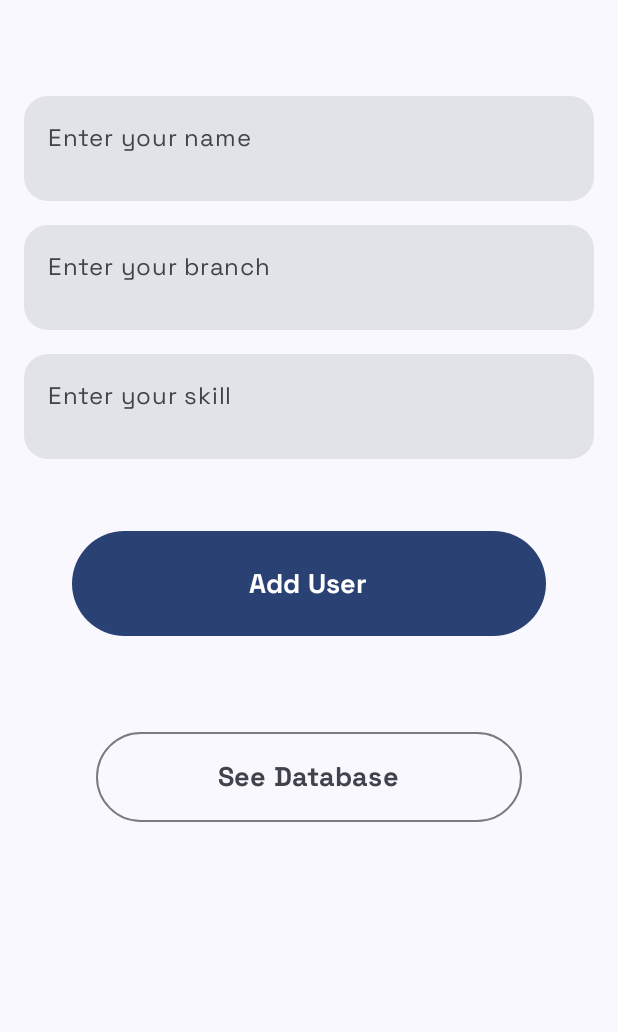
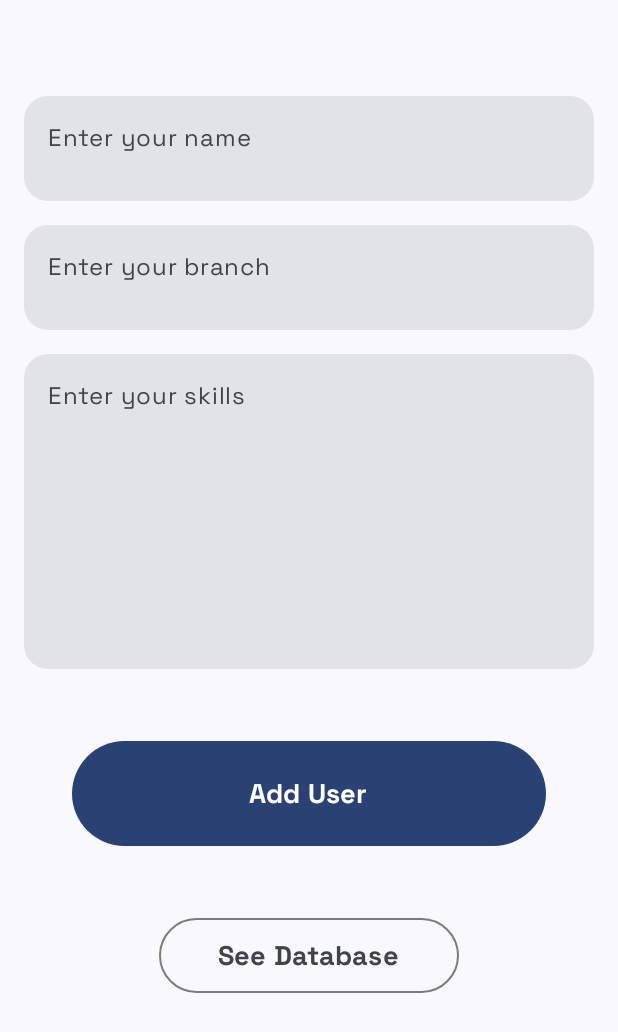
Before and after one commit to YadavYashvant/CRUD-compose-firestore, an Android app built with Jetpack Compose: the screen it shows after launch (MainActivity), on a phone screen of 412 x 824 dp. Shown: the top 1032 px of the screen. Run offline under Robolectric (Android 15) with nearby library versions, the phone set to English and light mode, and no system bars; our stand-ins replace Firebase (no records; nobody signed in at launch, a user with empty details on screens opened directly).

Commit message:
changed padding

```diff
--- a/app/src/main/java/com/example/crud_compose_firestore/MainActivity.kt
+++ b/app/src/main/java/com/example/crud_compose_firestore/MainActivity.kt
@@ -41,8 +41,10 @@ import androidx.compose.runtime.mutableStateOf
 import androidx.compose.runtime.remember
 import androidx.compose.ui.Alignment
 import androidx.compose.ui.Modifier
+import androidx.compose.ui.draw.paint
 import androidx.compose.ui.graphics.Color
 import androidx.compose.ui.platform.LocalContext
+import androidx.compose.ui.platform.LocalView
 import androidx.compose.ui.text.font.Font
 import androidx.compose.ui.text.font.FontFamily
 import androidx.compose.ui.text.font.FontWeight
@@ -50,6 +52,9 @@ import androidx.compose.ui.text.style.TextAlign
 import androidx.compose.ui.tooling.preview.Preview
 import androidx.compose.ui.unit.dp
 import androidx.compose.ui.unit.sp
+import androidx.core.view.WindowCompat
+import androidx.core.view.WindowInsetsCompat
+import androidx.core.view.WindowInsetsControllerCompat
 import androidx.navigation.NavController
 import androidx.navigation.compose.NavHost
 import androidx.navigation.compose.composable
@@ -73,8 +78,19 @@ class MainActivity : ComponentActivity() {
         super.onCreate(savedInstanceState)
         setContent {
             CRUDcomposefirestoreTheme {
-                // A surface container using the 'background' color from the theme
+
+                /*val context = LocalContext.current
+                val view = LocalView.current
+
+                // Set the status bar color to transparent
+                WindowCompat.setDecorFitsSystemWindows(window, false)
+                WindowInsetsControllerCompat(window, view.rootView).run {
+                    isAppearanceLightStatusBars = true
+                    systemBarsBehavior =
+                        WindowInsetsControllerCompat.BEHAVIOR_SHOW_TRANSIENT_BARS_BY_SWIPE
+                    hide(WindowInsetsCompat.Type.statusBars())*/
                     Surface(
+
                         modifier = Modifier.fillMaxSize(),
                         color = MaterialTheme.colorScheme.background
                     ) {
@@ -82,12 +98,14 @@ class MainActivity : ComponentActivity() {
                         val navController = rememberNavController()
 
                         Scaffold(
-
                         ) {
 
                             NavHost(navController = navController, startDestination = "home") {
                                 composable("home") {
-                                firebaseUI(context = LocalContext.current, navController = navController)
+                                    firebaseUI(
+                                        context = LocalContext.current,
+                                        navController = navController
+                                    )
                                 }
 
                                 readFromFirebase()
@@ -108,15 +126,15 @@ class MainActivity : ComponentActivity() {
     @Composable
     fun firebaseUI(context: android.content.Context, navController: NavController? = null) {
 
-    val name = remember{
+        val name = remember {
             mutableStateOf("")
         }
 
-    val branch = remember{
+        val branch = remember {
             mutableStateOf("")
         }
 
-    val skill = remember{
+        val skill = remember {
             mutableStateOf("")
         }
 
@@ -166,12 +184,12 @@ fun firebaseUI(context: android.content.Context, navController: NavController? =
                 shape = MaterialTheme.shapes.large,
                 modifier = Modifier
                     .fillMaxWidth()
-                .height(70.dp),
+                    .height(210.dp),
                 colors = TextFieldDefaults.textFieldColors(
                     unfocusedIndicatorColor = Color.Transparent,
                     focusedIndicatorColor = Color.Transparent
                 ),
-            label = { Text("Enter your skill ", fontFamily = spacefamily) }
+                label = { Text("Enter your skills ", fontFamily = spacefamily) }
             )
 
             Spacer(modifier = Modifier.height(16.dp))
@@ -179,7 +197,8 @@ fun firebaseUI(context: android.content.Context, navController: NavController? =
             Button(
                 onClick = {
                     /*val user = User(name.value, branch.value, skill.value)*/
-                addToFirebase(name.value,
+                    addToFirebase(
+                        name.value,
                         branch.value,
                         skill.value,
                         context
@@ -191,19 +210,31 @@ fun firebaseUI(context: android.content.Context, navController: NavController? =
                     .padding(vertical = 32.dp, horizontal = 32.dp)
                     .height(70.dp)
             ) {
-            Text(text = "Add User", fontSize = 18.sp, fontFamily = spacefamily, fontWeight = FontWeight.Bold)
+                Text(
+                    text = "Add User",
+                    fontSize = 18.sp,
+                    fontFamily = spacefamily,
+                    fontWeight = FontWeight.Bold
+                )
             }
 
             Spacer(modifier = Modifier.height(16.dp))
 
-        OutlinedButton(onClick = {
+            OutlinedButton(
+                onClick = {
                     navController?.navigate("read")
                 }, modifier = Modifier
-            .fillMaxWidth()
-            .padding(vertical = 16.dp, horizontal = 48.dp)
-            .height(60.dp)
+                    /*.fillMaxWidth()*/
+                    /*.padding(vertical = 8.dp, horizontal = 60.dp)*/
+                    .height(50.dp).width(200.dp)
+                    .align(Alignment.CenterHorizontally)
             ) {
-            Text(text = "See Database", fontSize = 18.sp, fontFamily = spacefamily, fontWeight = FontWeight.Bold)
+                Text(
+                    text = "See Database",
+                    fontSize = 18.sp,
+                    fontFamily = spacefamily,
+                    fontWeight = FontWeight.Bold
+                )
             }
 
         }
@@ -218,7 +249,6 @@ fun firebaseUI(context: android.content.Context, navController: NavController? =
     }
 
 
-
     @OptIn(ExperimentalMaterial3Api::class)
     @Composable
     fun ReadScreen(navController: NavController) {
@@ -226,16 +256,18 @@ fun ReadScreen(navController: NavController) {
         Column(
             modifier = Modifier
                 .fillMaxSize()
-            .padding(vertical = 5.dp, horizontal = 25.dp)
+                .padding(top = 32.dp, start = 16.dp, end = 16.dp)
                 .fillMaxWidth()
                 .background(Color.White)
         ) {
-        IconButton(onClick = {
+            IconButton(
+                onClick = {
                     navController.navigate("home")
                 },
                 modifier = Modifier.wrapContentSize().align(Alignment.Start)
             ) {
-            Icon(imageVector = Icons.Filled.ArrowBack, contentDescription = "Back",
+                Icon(
+                    imageVector = Icons.Filled.ArrowBack, contentDescription = "Back",
                     tint = Color.Black,
                     modifier = Modifier
                         .padding(0.dp)
@@ -246,10 +278,11 @@ fun ReadScreen(navController: NavController) {
             LazyColumn(
                 modifier = Modifier
                     .fillMaxSize()
-        ){
-            itemsIndexed(userList){ index, item ->
+            ) {
+                itemsIndexed(userList) { index, item ->
 
-                Card(onClick = { /*TODO*/ },
+                    Card(
+                        onClick = { /*TODO*/ },
                         /*elevation = CardDefaults.cardElevation(
                         defaultElevation = 5.dp
                     ),*/
@@ -269,7 +302,8 @@ fun ReadScreen(navController: NavController) {
                             Spacer(modifier = Modifier.width(8.dp))
 
                             userList[index]?.name?.let {
-                            Text(text = it,
+                                Text(
+                                    text = it,
                                     fontSize = 20.sp,
                                     fontWeight = FontWeight.Bold,
                                     modifier = Modifier
@@ -282,7 +316,8 @@ fun ReadScreen(navController: NavController) {
                             Spacer(modifier = Modifier.height(8.dp))
 
                             userList[index]?.branch?.let {
-                            Text(text = it,
+                                Text(
+                                    text = it,
                                     fontSize = 18.sp,
                                     fontWeight = FontWeight.Bold,
                                     modifier = Modifier
@@ -295,7 +330,8 @@ fun ReadScreen(navController: NavController) {
 
                             Spacer(modifier = Modifier.height(8.dp))
                             userList[index]?.skill?.let {
-                            Text(text = it,
+                                Text(
+                                    text = it,
                                     fontSize = 18.sp,
                                     fontWeight = FontWeight.Bold,
                                     modifier = Modifier
@@ -377,7 +413,7 @@ fun readFromFirebase() {
             .addOnSuccessListener { result ->
 
                 val list = result.documents
-            for(d in list){
+                for (d in list) {
                     val u = d.toObject(User::class.java)
                     userList.add(u)
                 }
--- a/app/src/main/res/values/themes.xml
+++ b/app/src/main/res/values/themes.xml
@@ -1,5 +1,8 @@
 <?xml version="1.0" encoding="utf-8"?>
 <resources>
 
-    <style name="Theme.CRUDcomposefirestore" parent="android:Theme.Material.Light.NoActionBar" />
+    <style name="Theme.CRUDcomposefirestore" parent="android:Theme.Material.Light.NoActionBar">
+        <item name="android:windowTranslucentStatus">true</item>
+        <item name="android:windowLightStatusBar">true</item>
+    </style>
 </resources>
```
Lines whose indentation alone changed are shown as unchanged.
